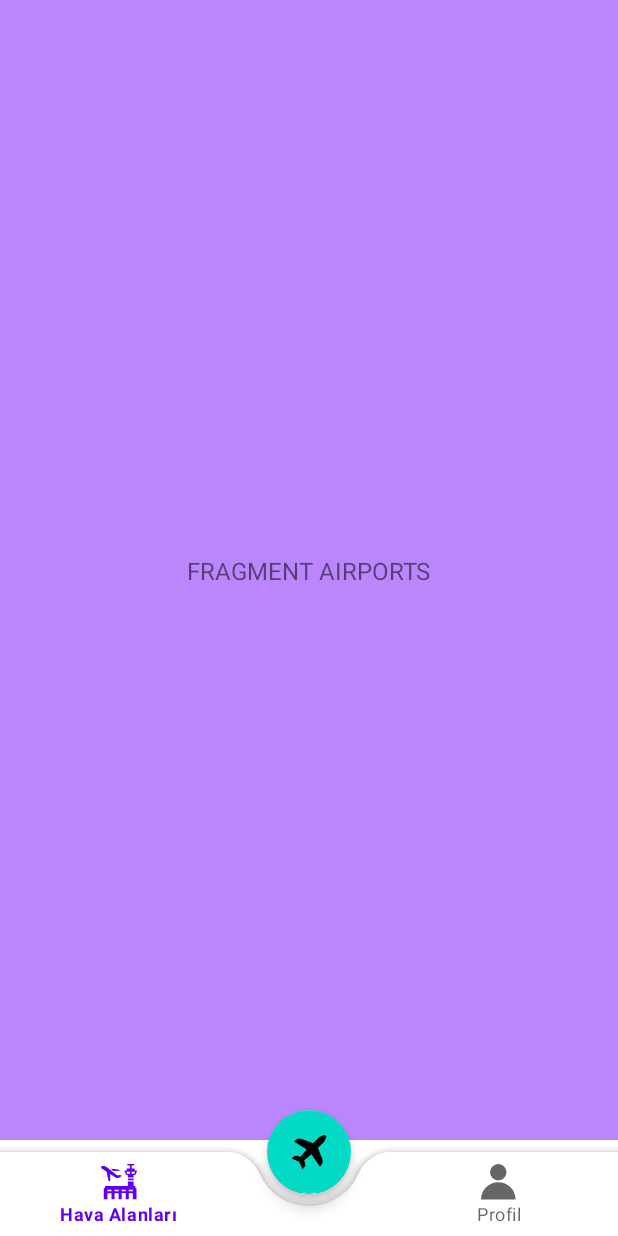
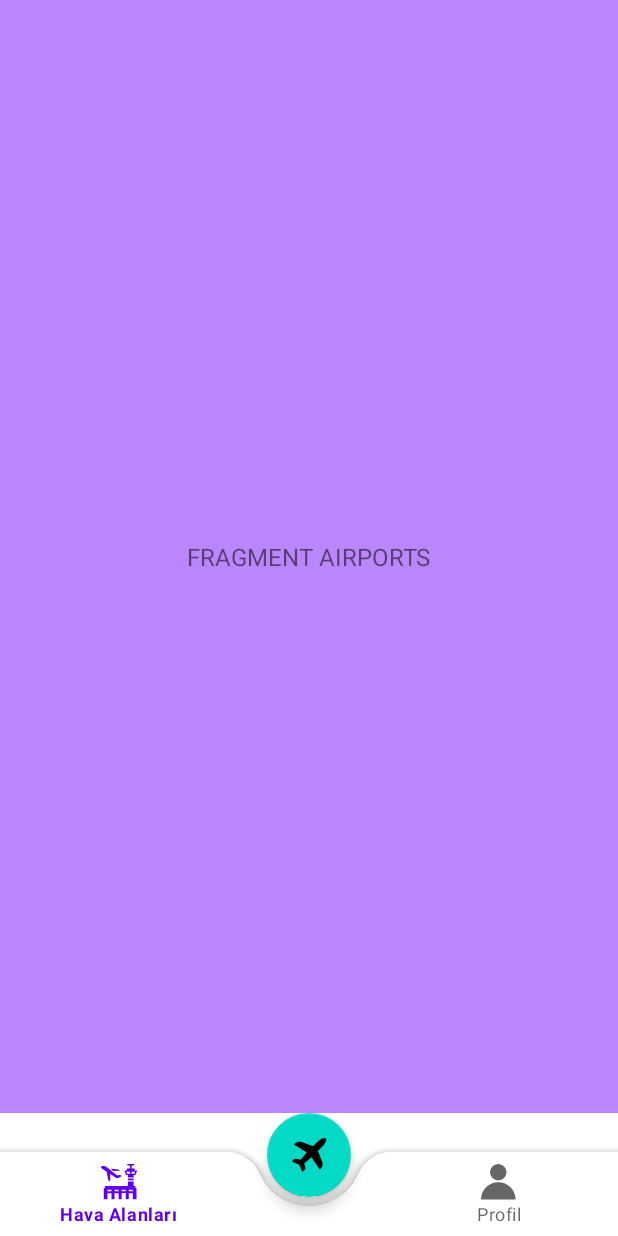
Before and after one commit to vindicta43/FlightappDemo, an Android app: the screen it shows after launch once a user with an empty profile is signed in (MainPage), on a phone screen of 412 x 824 dp. Run offline under Robolectric (Android 15) with nearby library versions, the phone set to English and light mode, and no system bars; our stand-ins replace Firebase (no records; nobody signed in at launch, a user with empty details on screens opened directly).

Commit message:
design improvements

```diff
--- a/app/src/main/java/com/example/flightappdemo/MainPage.kt
+++ b/app/src/main/java/com/example/flightappdemo/MainPage.kt
@@ -6,6 +6,7 @@ import android.os.Bundle
 import android.os.Handler
 import android.os.Looper
 import android.widget.Toast
+import androidx.coordinatorlayout.widget.CoordinatorLayout
 import androidx.fragment.app.Fragment
 import com.example.flightappdemo.models.ModelFlight
 import com.example.flightappdemo.models.ModelUser
@@ -48,7 +49,6 @@ class MainPage : AppCompatActivity() {
         bottomNavView.menu.getItem(1).isEnabled = false
 
         auth = FirebaseAuth.getInstance()
-        val user = auth.currentUser
 
         // bottom nav view click event page transaction
         bottomNavView.setOnItemSelectedListener { item ->
--- a/app/src/main/res/layout/activity_main_page.xml
+++ b/app/src/main/res/layout/activity_main_page.xml
@@ -1,17 +1,23 @@
 <?xml version="1.0" encoding="utf-8"?>
-<androidx.coordinatorlayout.widget.CoordinatorLayout xmlns:android="http://schemas.android.com/apk/res/android"
+<LinearLayout xmlns:android="http://schemas.android.com/apk/res/android"
     xmlns:app="http://schemas.android.com/apk/res-auto"
     xmlns:tools="http://schemas.android.com/tools"
     android:layout_width="match_parent"
     android:layout_height="match_parent"
-    tools:context=".MainPage" >
+    android:orientation="vertical"
+    tools:context=".MainPage">
 
     <androidx.fragment.app.FragmentContainerView
         android:id="@+id/containerFragment"
         android:layout_width="match_parent"
         android:layout_height="match_parent"
-        android:layout_marginBottom="64dp"
-        android:layout_gravity="top|center" />
+        android:layout_weight="1"/>
+
+    <androidx.coordinatorlayout.widget.CoordinatorLayout
+        android:id="@+id/navBarCoord"
+        android:layout_width="match_parent"
+        android:layout_height="match_parent"
+        android:layout_weight="9">
 
         <com.google.android.material.bottomappbar.BottomAppBar
             android:id="@+id/bottomNavBar"
@@ -24,7 +30,7 @@
             <com.google.android.material.bottomnavigation.BottomNavigationView
                 android:id="@+id/bottomNavView"
                 android:layout_width="match_parent"
-            android:layout_height="match_parent"
+                android:layout_height="wrap_content"
                 android:layout_marginEnd="16dp"
                 android:background="@android:color/transparent"
                 app:menu="@menu/bottom_nav_menu" />
@@ -37,4 +43,8 @@
             android:src="@drawable/ic_airplane"
             app:layout_anchor="@id/bottomNavBar" />
 
+
+
     </androidx.coordinatorlayout.widget.CoordinatorLayout>
+
+</LinearLayout>
```
Also changed, not shown: app/src/main/res/layout/fragment_flights.xml (+38 -7 lines). Lines whose indentation alone changed are shown as unchanged.
